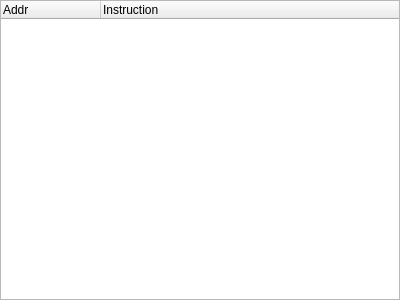
jankaluza/qsimkit, file GUI/DockWidgets/Disassembler/Disassembler.ui: the form before one commit.
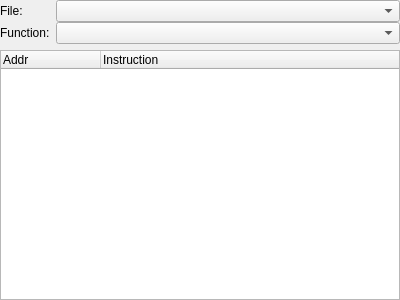
The form after the commit.

Commit message: Better disassembler

The edit to the form file:
```diff
--- a/GUI/DockWidgets/Disassembler/Disassembler.ui
+++ b/GUI/DockWidgets/Disassembler/Disassembler.ui
@@ -14,11 +14,55 @@
    <string>Disassembler</string>
   </property>
   <widget class="QWidget" name="dockWidgetContents">
-   <layout class="QVBoxLayout" name="verticalLayout">
+   <layout class="QGridLayout" name="gridLayout_2">
     <property name="margin">
      <number>0</number>
     </property>
-    <item>
+    <item row="0" column="0">
+     <layout class="QGridLayout" name="gridLayout">
+      <property name="horizontalSpacing">
+       <number>-1</number>
+      </property>
+      <property name="verticalSpacing">
+       <number>0</number>
+      </property>
+      <item row="0" column="0" rowspan="2">
+       <layout class="QVBoxLayout" name="verticalLayout">
+        <property name="spacing">
+         <number>0</number>
+        </property>
+        <item>
+         <widget class="QLabel" name="label">
+          <property name="text">
+           <string>File:</string>
+          </property>
+         </widget>
+        </item>
+        <item>
+         <widget class="QLabel" name="label_2">
+          <property name="text">
+           <string>Function:</string>
+          </property>
+         </widget>
+        </item>
+       </layout>
+      </item>
+      <item row="0" column="1">
+       <widget class="QComboBox" name="file">
+        <property name="sizePolicy">
+         <sizepolicy hsizetype="Expanding" vsizetype="Fixed">
+          <horstretch>0</horstretch>
+          <verstretch>0</verstretch>
+         </sizepolicy>
+        </property>
+       </widget>
+      </item>
+      <item row="1" column="1">
+       <widget class="QComboBox" name="func"/>
+      </item>
+     </layout>
+    </item>
+    <item row="1" column="0">
      <widget class="QTreeWidget" name="view">
       <property name="contextMenuPolicy">
        <enum>Qt::CustomContextMenu</enum>
```
The commit also changes 7 other files.
